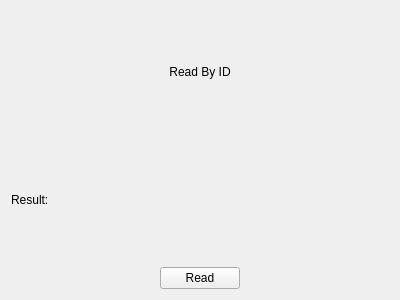
Above: QLinReadByID/linreadbyid.ui from pr4u4t/automatron3000 before the change. Below: the same form after it.
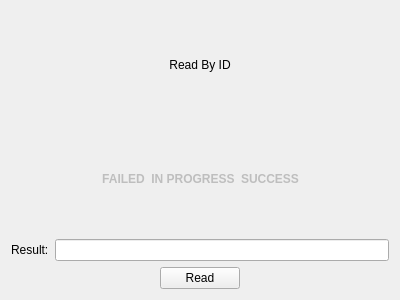
That is the form after the change.

```diff
--- a/QLinReadByID/linreadbyid.ui
+++ b/QLinReadByID/linreadbyid.ui
@@ -24,6 +24,84 @@
      </property>
     </widget>
    </item>
+   <item>
+    <layout class="QHBoxLayout" name="horizontalLayout_3">
+     <item>
+      <spacer name="horizontalSpacer_3">
+       <property name="orientation">
+        <enum>Qt::Horizontal</enum>
+       </property>
+       <property name="sizeHint" stdset="0">
+        <size>
+         <width>40</width>
+         <height>20</height>
+        </size>
+       </property>
+      </spacer>
+     </item>
+     <item>
+      <widget class="QLabel" name="failedLabel">
+       <property name="enabled">
+        <bool>false</bool>
+       </property>
+       <property name="styleSheet">
+        <string notr="true">font-weight:bold;</string>
+       </property>
+       <property name="text">
+        <string>FAILED</string>
+       </property>
+       <property name="alignment">
+        <set>Qt::AlignCenter</set>
+       </property>
+      </widget>
+     </item>
+     <item>
+      <widget class="QLabel" name="progressLabel">
+       <property name="enabled">
+        <bool>false</bool>
+       </property>
+       <property name="styleSheet">
+        <string notr="true">font-weight:bold;</string>
+       </property>
+       <property name="text">
+        <string>IN PROGRESS</string>
+       </property>
+       <property name="alignment">
+        <set>Qt::AlignCenter</set>
+       </property>
+      </widget>
+     </item>
+     <item>
+      <widget class="QLabel" name="successLabel">
+       <property name="enabled">
+        <bool>false</bool>
+       </property>
+       <property name="styleSheet">
+        <string notr="true">font-weight:bold;</string>
+       </property>
+       <property name="text">
+        <string>SUCCESS</string>
+       </property>
+       <property name="alignment">
+        <set>Qt::AlignCenter</set>
+       </property>
+      </widget>
+     </item>
+     <item>
+      <spacer name="horizontalSpacer_4">
+       <property name="orientation">
+        <enum>Qt::Horizontal</enum>
+       </property>
+       <property name="sizeHint" stdset="0">
+        <size>
+         <width>40</width>
+         <height>20</height>
+        </size>
+       </property>
+      </spacer>
+     </item>
+    </layout>
+   </item>
    <item>
     <layout class="QHBoxLayout" name="horizontalLayout_2">
      <item>
@@ -34,14 +112,7 @@
       </widget>
      </item>
      <item>
-      <widget class="QLabel" name="result">
-       <property name="text">
-        <string/>
-       </property>
-       <property name="alignment">
-        <set>Qt::AlignCenter</set>
-       </property>
-      </widget>
+      <widget class="QLineEdit" name="result"/>
      </item>
     </layout>
    </item>
```
